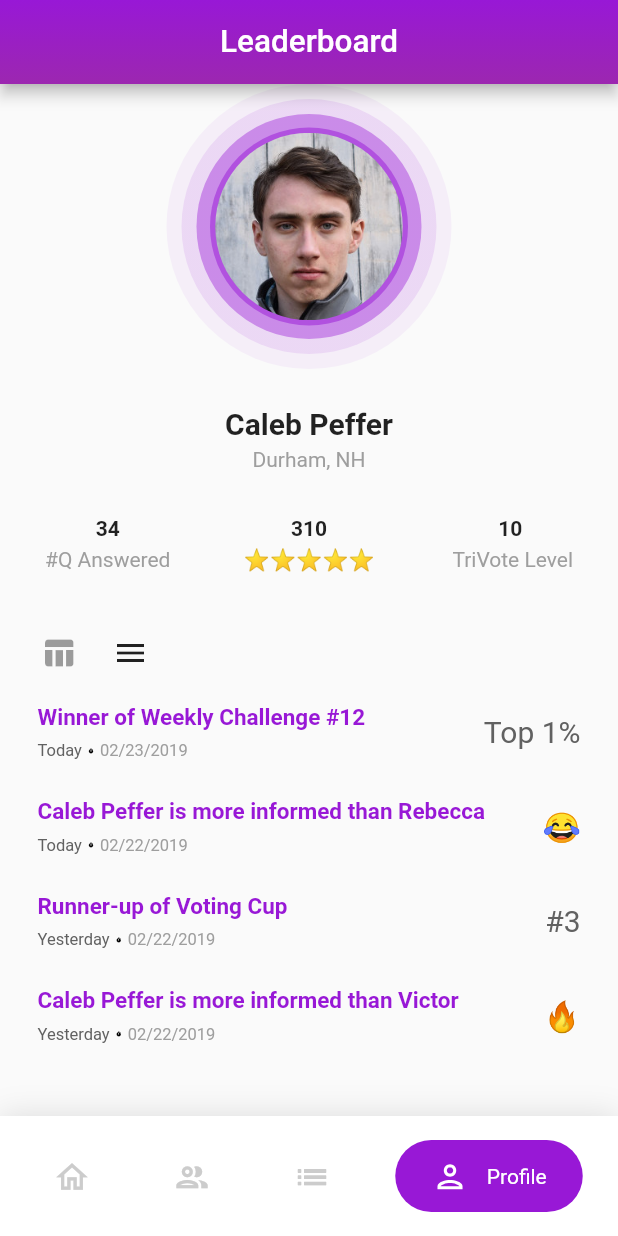
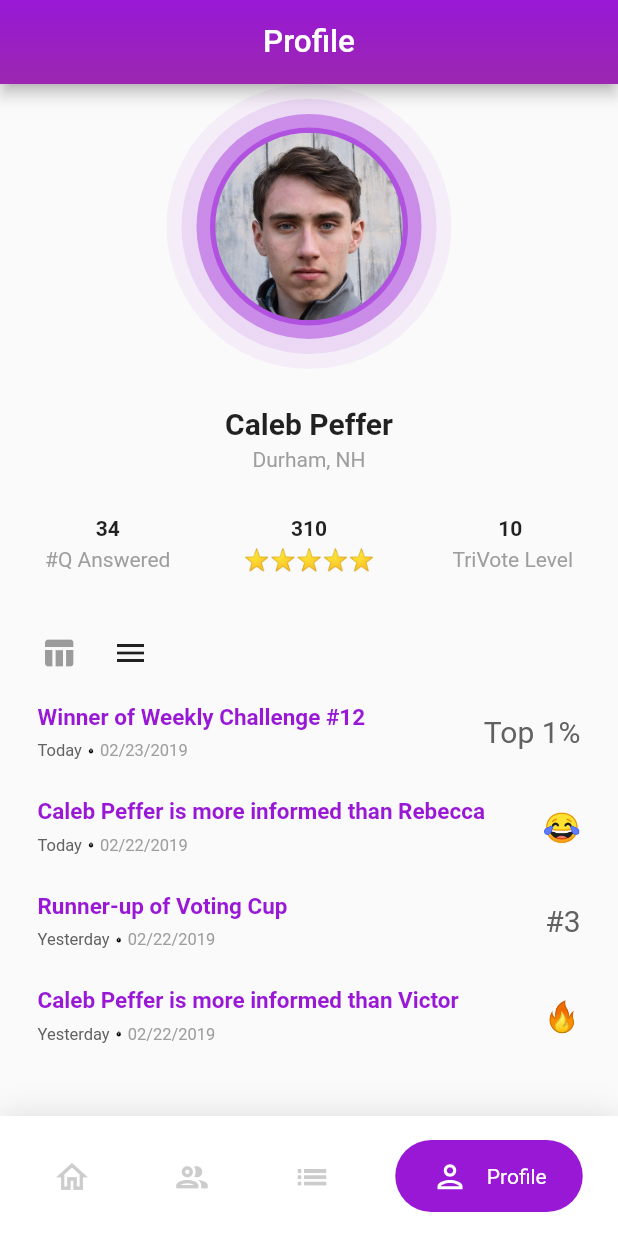
Before and after one commit to nickscamara/TriVote, a Flutter app: the screen it shows after launch, after a tap on "Friends", after a tap on "Leaderboard", after a tap on "Profile", on a phone screen of 412 x 824 dp. Run offline on Flutter 3.47's test engine with Material 2 defaults, Android fonts, the phone set to English and light mode, and no system bars; our stand-ins replace flare_flutter, flip_card, flutter_custom_clippers, html_unescape, outline_material_icons; missing offline and left inert: flutter_spinning_wheel, spider_chart; network calls fail; Roboto replaces fonts that are missing (Montserrat).

Commit message:
Nick: Profile Implementation

```diff
--- a/votesmarter/lib/model/user.dart
+++ b/votesmarter/lib/model/user.dart
@@ -19,4 +19,6 @@ new User(name: "Ben",score: "185",pcentage: "89%",date: "February 15th, 2020"),
 new User(name: "Will",score: "180",pcentage: "85%",date: "February 25th, 2020"),
 new User(name: "Giulia",score: "170",pcentage: "84%",date: "February 9th, 2020"),
 new User(name: "Monica",score: "150",pcentage: "80%",date: "February 8th, 2020"),
+new User(name: "Jackson",score: "145",pcentage: "79%",date: "January 11th, 2020"),
+new User(name: "Gabriela",score: "140",pcentage: "77%",date: "January 15th, 2020"),
 ];
--- /dev/null
+++ b/votesmarter/lib/screen/friends_screen.dart
@@ -0,0 +1,46 @@
+import 'package:flutter/material.dart';
+import 'package:votesmarter/model/user.dart';
+
+class FriendsScreen extends StatelessWidget {
+  const FriendsScreen({Key key}) : super(key: key);
+
+  @override
+  Widget build(BuildContext context) {
+    return GridView.count(
+      // Create a grid with 2 columns. If you change the scrollDirection to
+      // horizontal, this produces 2 rows.
+      crossAxisCount: 3,
+      // Generate 100 widgets that display their index in the List.
+      children: List.generate(userList.length, (index) {
+        return Center(
+          child: Card(
+            child: Container(
+              width: 200,
+              height: 200,
+              child: Column(
+                mainAxisAlignment: MainAxisAlignment.center,
+                children: <Widget>[
+                    Material(
+                        color: Theme.of(context).primaryColor,
+                        shape: CircleBorder(),
+                        // child: Icon(Icons.person,
+                        //     color: Colors.white, size: 20.0),
+                        child: Padding(
+                          padding: const EdgeInsets.all(1.5),
+                  child: CircleAvatar(
+                                      backgroundColor: Theme.of(context).primaryColor,
+                                      radius: 25,
+                                      backgroundImage: NetworkImage(
+                                          "https://picsum.photos/id/" +(index+20).toString() + "/200/200.jpg"),
+                                    ),),),
+                                    SizedBox(height: 10,),
+                  Text(userList[index].name,style: TextStyle(fontSize: 20,fontWeight: FontWeight.w300),),
+                ],
+              ),
+            ),
+          ),
+        );
+      }),
+    );
+  }
+}
--- a/votesmarter/lib/screen/home.dart
+++ b/votesmarter/lib/screen/home.dart
@@ -1,4 +1,5 @@
 import 'package:flutter/material.dart';
+import 'package:votesmarter/screen/friends_screen.dart';
 import 'package:votesmarter/screen/home_screen.dart';
 import 'package:flare_flutter/flare_actor.dart';
 import 'package:votesmarter/screen/leaderboard_screen.dart';
@@ -18,9 +19,7 @@ class _HomeState extends State<Home> {
   void initState() {
     _viewsByIndex = <Widget>[
       HomeScreen(),
-      Scaffold(
-        body: Text("daw"),
-      ),
+      FriendsScreen(),
       //MainGame(),
 
       LeaderBoardScreen(),
@@ -36,12 +35,16 @@ class _HomeState extends State<Home> {
     });
   }
   String _getName(int index){
-    if(index == 2)
+    if(index == 1)
+    {
+      return "Friends";
+    }
+    else if(index == 2)
     {
       return "Leaderboard";
     } else if(index == 3)
     {
-      return "Leaderboard";
+      return "Profile";
     }
     else
     {
```
